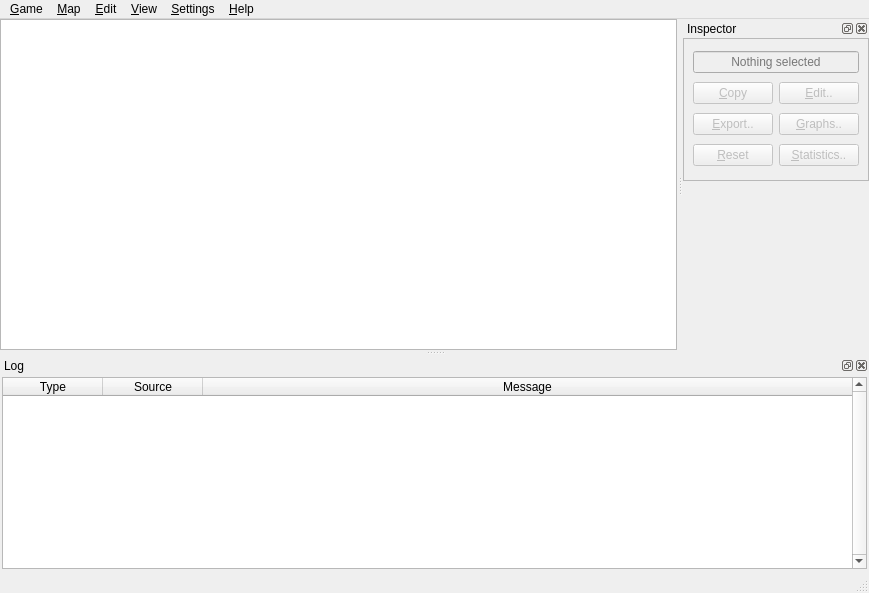
First picture: the form in editor/editor.ui, repository voodooattack/ADWIF, before the edit.
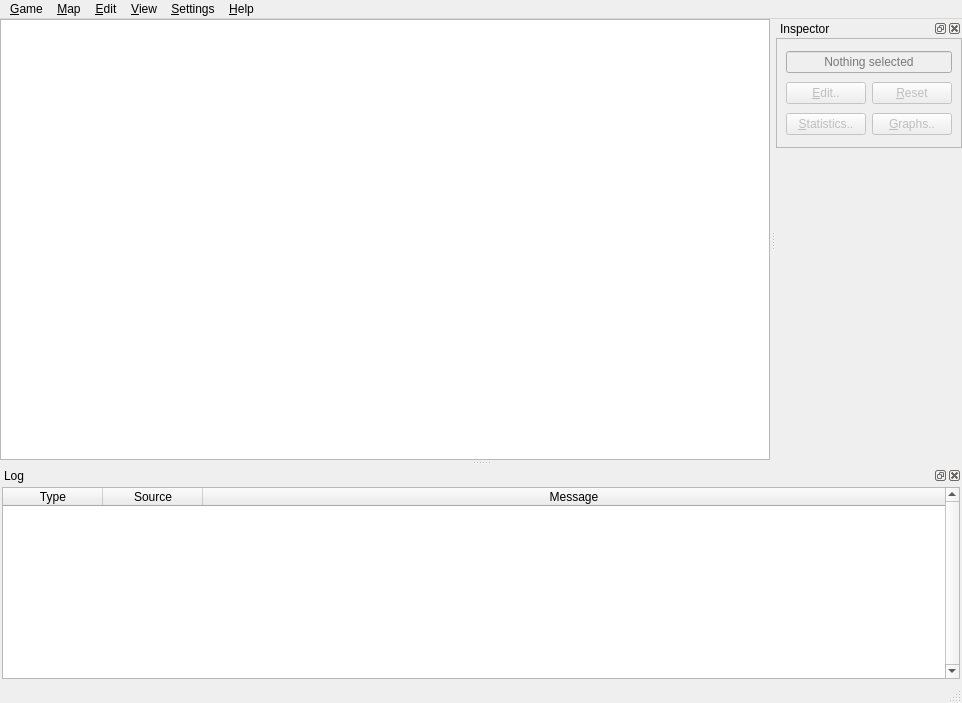
Second picture: the form after the edit. Icons and pictures are not drawn. Custom widgets are drawn as their Qt base class.

Commit message: libnoise graphs can be built from JSON. More work on the heightmap editor.

What changed in the file:
```diff
--- a/editor/editor.ui
+++ b/editor/editor.ui
@@ -6,8 +6,8 @@
    <rect>
     <x>0</x>
     <y>0</y>
-    <width>869</width>
-    <height>593</height>
+    <width>962</width>
+    <height>703</height>
    </rect>
   </property>
   <property name="windowTitle">
@@ -28,7 +28,7 @@
     <rect>
      <x>0</x>
      <y>0</y>
-     <width>869</width>
+     <width>962</width>
      <height>23</height>
     </rect>
    </property>
@@ -105,15 +105,15 @@
      <property name="horizontalSpacing">
       <number>6</number>
      </property>
-     <item row="1" column="0" colspan="2">
+     <item row="2" column="0" colspan="2">
       <widget class="QtTreePropertyBrowser" name="propertyBrowser" native="true"/>
      </item>
-     <item row="0" column="0" colspan="2">
+     <item row="1" column="0" colspan="2">
       <widget class="QFrame" name="frameActions">
        <property name="maximumSize">
         <size>
          <width>16777215</width>
-         <height>143</height>
+         <height>110</height>
         </size>
        </property>
        <property name="frameShape">
@@ -123,6 +123,26 @@
         <enum>QFrame::Plain</enum>
        </property>
        <layout class="QGridLayout" name="gridLayout">
+        <item row="1" column="1">
+         <widget class="QPushButton" name="buttonReset">
+          <property name="enabled">
+           <bool>false</bool>
+          </property>
+          <property name="text">
+           <string>&amp;Reset</string>
+          </property>
+         </widget>
+        </item>
+        <item row="4" column="0">
+         <widget class="QPushButton" name="buttonStatistics">
+          <property name="enabled">
+           <bool>false</bool>
+          </property>
+          <property name="text">
+           <string>&amp;Statistics..</string>
+          </property>
+         </widget>
+        </item>
         <item row="0" column="0" colspan="2">
          <widget class="QLineEdit" name="textCurrentSelection">
           <property name="enabled">
@@ -136,17 +156,17 @@
           </property>
          </widget>
         </item>
+        <item row="4" column="1">
+         <widget class="QPushButton" name="buttonGraphs">
+          <property name="enabled">
+           <bool>false</bool>
+          </property>
+          <property name="text">
+           <string>&amp;Graphs..</string>
+          </property>
+         </widget>
+        </item>
         <item row="1" column="0">
-         <widget class="QPushButton" name="buttonCopy">
-          <property name="enabled">
-           <bool>false</bool>
-          </property>
-          <property name="text">
-           <string>&amp;Copy</string>
-          </property>
-         </widget>
-        </item>
-        <item row="1" column="1">
          <widget class="QPushButton" name="buttonEdit">
           <property name="enabled">
            <bool>false</bool>
@@ -156,53 +176,25 @@
           </property>
          </widget>
         </item>
-        <item row="2" column="0">
-         <widget class="QPushButton" name="buttonExport">
-          <property name="enabled">
-           <bool>false</bool>
-          </property>
-          <property name="text">
-           <string>&amp;Export..</string>
-          </property>
-         </widget>
-        </item>
-        <item row="3" column="0">
-         <widget class="QPushButton" name="buttonReset">
-          <property name="enabled">
-           <bool>false</bool>
-          </property>
-          <property name="text">
-           <string>&amp;Reset</string>
-          </property>
-         </widget>
-        </item>
-        <item row="3" column="1">
-         <widget class="QPushButton" name="buttonStatistics">
-          <property name="enabled">
-           <bool>false</bool>
-          </property>
-          <property name="text">
-           <string>&amp;Statistics..</string>
-          </property>
-         </widget>
-        </item>
-        <item row="2" column="1">
-         <widget class="QPushButton" name="buttonGraphs">
-          <property name="enabled">
-           <bool>false</bool>
-          </property>
-          <property name="text">
-           <string>&amp;Graphs..</string>
-          </property>
-         </widget>
-        </item>
        </layout>
       </widget>
      </item>
     </layout>
    </widget>
   </widget>
-  <widget class="QDockWidget" name="dockWidget">
+  <widget class="QDockWidget" name="dockLog">
+   <property name="minimumSize">
+    <size>
+     <width>0</width>
+     <height>120</height>
+    </size>
+   </property>
+   <property name="baseSize">
+    <size>
+     <width>0</width>
+     <height>120</height>
+    </size>
+   </property>
    <property name="windowTitle">
     <string>Log</string>
    </property>
```
Left out of the diff: 32 changed lines with no effect on the pictures. The commit also changes 18 other files.
